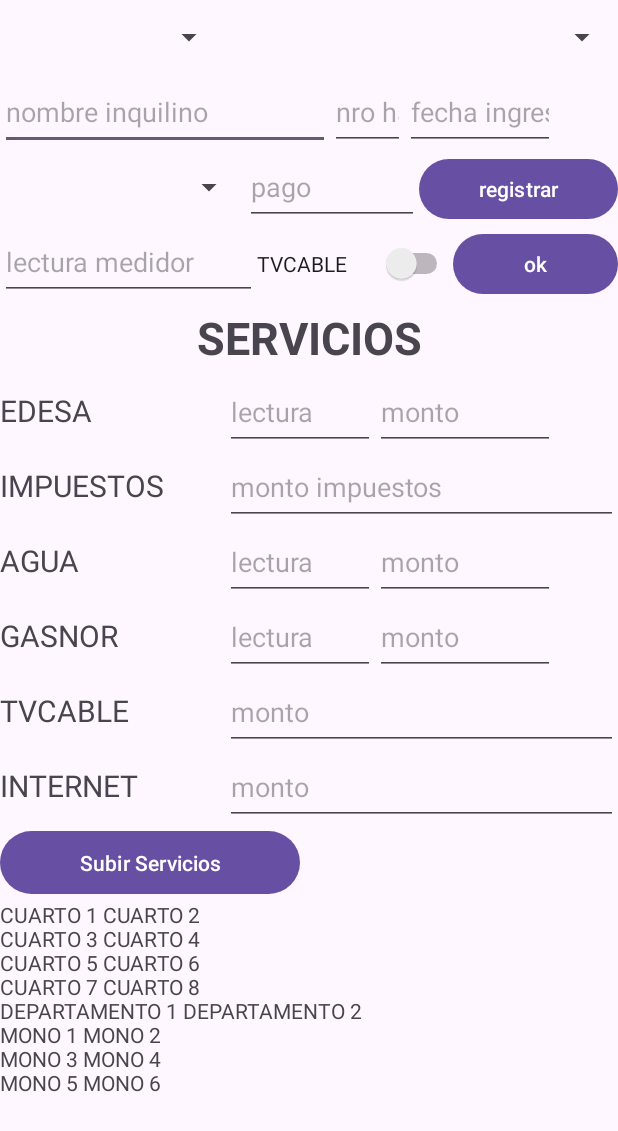
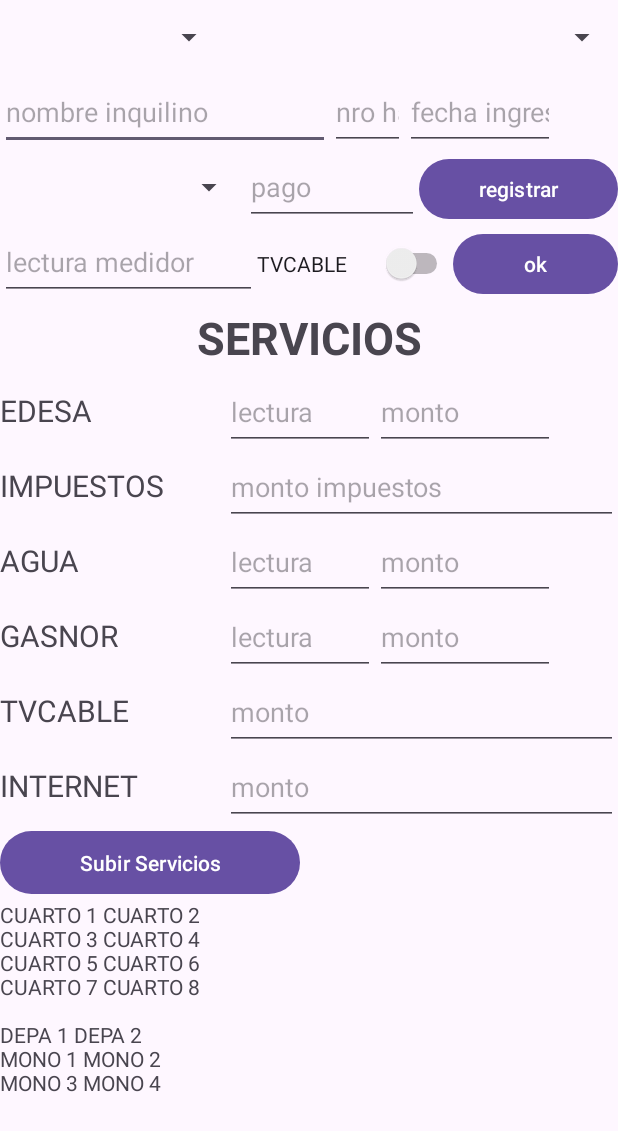
Before and after one commit to fabtelo/VT332, an Android app: the screen it shows after launch (MainActivity), on a phone screen of 412 x 824 dp. Shown: the top 1131 px of the screen. Run offline under Robolectric (Android 15) with nearby library versions, the phone set to English and light mode, and no system bars; our stand-ins replace Firebase (no records; nobody signed in at launch, a user with empty details on screens opened directly).

Commit message:
se mejoro el display de datos

```diff
--- a/app/src/main/java/com/example/vt332/MainActivity.java
+++ b/app/src/main/java/com/example/vt332/MainActivity.java
@@ -189,8 +189,8 @@ public class MainActivity extends AppCompatActivity {
         for(int i=1;i<9;i++){
             arrayCuartos.add("CUARTO "+i);
         }
-        arrayDepas.add("DEPARTAMENTO 1");
-        arrayDepas.add("DEPARTAMENTO 2");
+        arrayDepas.add("DEPA 1");
+        arrayDepas.add("DEPA 2");
         for (int i=1;i<7;i++){
             arrayDepas.add("MONO "+i);
         }
@@ -337,7 +337,7 @@ public class MainActivity extends AppCompatActivity {
 
         double luz=iluz/eluz*(MontoEdesa-Mimpuestos);
         double totServices=gas+agua+coble+intelnet+luz;
-        txtservicios.setText(Double.toString(Math.round(totServices*100.0)));
+        txtservicios.setText(Double.toString(Math.round(totServices*1.0)));
     }
 
     private void setLectura() {
@@ -558,6 +558,9 @@ public class MainActivity extends AppCompatActivity {
         int n=1;
         int l=1;
         for(int i=0;i<8;i++){
+            int x=0;
+            if (arrayCuartos.get(i).equalsIgnoreCase(""))x=1;
+            if (x==0){
                 if(n%2==0){
                     deudores=deudores+arrayCuartos.get(i)+"\n";
                     n++;
@@ -566,7 +569,11 @@ public class MainActivity extends AppCompatActivity {
                     n++;
                 }
             }
+        }
         for(int i=0;i<8;i++){
+            int y=0;
+            if (arrayDepas.get(i).equalsIgnoreCase(""))y=1;
+            if (y==0){
                 if(l%2==0){
                     deudores2=deudores2+arrayDepas.get(i)+"\n";
                     l++;
@@ -575,7 +582,8 @@ public class MainActivity extends AppCompatActivity {
                     l++;
                 }
             }
-        txtMorosos.setText(deudores+deudores2);
+        }
+        txtMorosos.setText(deudores+"\n"+deudores2);
     }
     private void esconderKeyboard() {
         View view = this.getCurrentFocus();
```
Also changed, not shown: app/src/main/java/com/example/vt332/Administracion.java (+16 -2 lines). Lines whose indentation alone changed are shown as unchanged.
